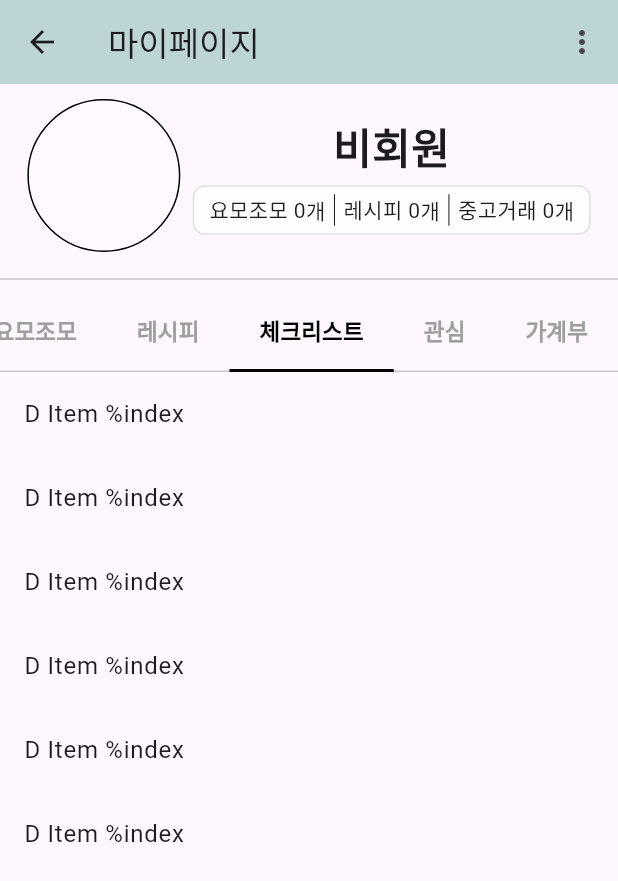
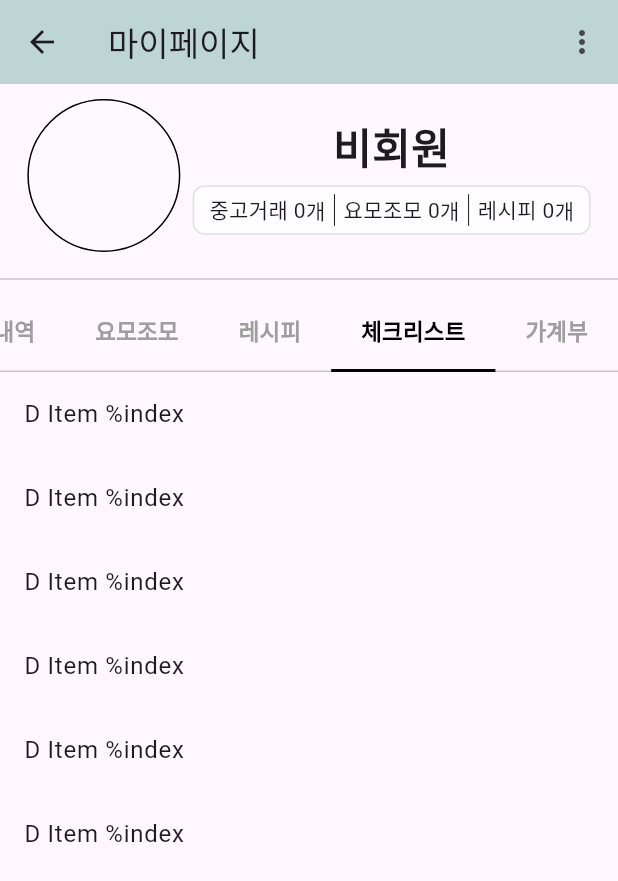
Before and after one commit to KimHyunSookhs/realMojadel, a Flutter app: the MyPageSite screen opened by its route, tab 4 chosen, on a phone screen of 412 x 824 dp. Shown: the top 881 px of the screen. Run offline on Flutter 3.47's test engine with Material 3 defaults, Android fonts, the phone set to English and light mode, and no system bars; our stand-ins replace carousel_slider, cloud_firestore, firebase_auth, firebase_core, google_maps_flutter, image_picker and 2 more; missing offline and left inert: dart:ffi; accounts and stored records are empty; network calls fail; Roboto replaces fonts that are missing (NanumGothic).

```diff
--- /dev/null
+++ b/lib/TradePage/ChatBoard/TimeStamp.dart
@@ -0,0 +1,6 @@
+import 'package:cloud_firestore/cloud_firestore.dart';
+
+String formatTimestamp(Timestamp timestamp) {
+  DateTime date = timestamp.toDate().toLocal().add(Duration(hours: 9));
+  return "${date.month.toString().padLeft(2, '0')}-${date.day.toString().padLeft(2, '0')} ${date.hour.toString().padLeft(2, '0')}:${date.minute.toString().padLeft(2, '0')}";
+}
--- a/lib/mypage/getboardcount/showBoardCounts.dart
+++ b/lib/mypage/getboardcount/showBoardCounts.dart
@@ -9,7 +9,6 @@ class ShowBoardCounts extends StatelessWidget {
   final String? nickname;
   ShowBoardCounts({this.userEmail, this.jwtToken, this.nickname});
 
-
   @override
   Widget build(BuildContext context) {
     return IntrinsicHeight(
@@ -18,6 +17,26 @@ class ShowBoardCounts extends StatelessWidget {
           SizedBox(width: 5),
           Row(
             children: [
+              Text('중고거래 '),
+              FutureBuilder<int?>(
+                future: getUserTradePostsCount(userEmail ?? '', jwtToken ?? '', nickname),
+                builder: (context, snapshot) {
+                  if (snapshot.connectionState == ConnectionState.waiting) {
+                    return Text('0');
+                  } else if (snapshot.hasError) {
+                    return Text('Error: ${snapshot.error}');
+                  } else {
+                    final int? postsCount = snapshot.data;
+                    return Text(postsCount != null ? '$postsCount' : '0');
+                  }
+                },
+              ),
+              Text('개'),
+              VerticalDivider(
+                width: 12,
+                thickness: 0.6,
+                color: Colors.black,
+              ),
               Text('요모조모 '),
               FutureBuilder<int?>(
                 future: getUserPostsCount(userEmail ?? '', jwtToken ?? '', nickname),
@@ -53,26 +72,6 @@ class ShowBoardCounts extends StatelessWidget {
                 },
               ),
               Text('개'),
-              VerticalDivider(
-                width: 12,
-                thickness: 0.6,
-                color: Colors.black,
-              ),
-              Text('중고거래 '),
-              FutureBuilder<int?>(
-                future: getUserTradePostsCount(userEmail ?? '', jwtToken ?? '', nickname),
-                builder: (context, snapshot) {
-                  if (snapshot.connectionState == ConnectionState.waiting) {
-                    return Text('0');
-                  } else if (snapshot.hasError) {
-                    return Text('Error: ${snapshot.error}');
-                  } else {
-                    final int? postsCount = snapshot.data;
-                    return Text(postsCount != null ? '$postsCount' : '0');
-                  }
-                },
-              ),
-              Text('개'),
               SizedBox(width: 5),
             ],
           ),
--- a/lib/mypage/mypage.dart
+++ b/lib/mypage/mypage.dart
@@ -98,8 +98,6 @@ class _MyPageSiteState extends State<MyPageSite>
       _jwtToken = null;
       _profileImageUrl = null;
     });
-    setState(() {
-    });
   }
   Future<void> updateJwtToken(String? jwtToken) async {
     final prefs = await SharedPreferences.getInstance();
--- a/lib/mypage/tabBar/TabBarList.dart
+++ b/lib/mypage/tabBar/TabBarList.dart
@@ -3,7 +3,6 @@ import 'package:mojadel2/mypage/tabBar/MyBoardContents.dart';
 import 'package:mojadel2/mypage/tabBar/MyRecipeContents.dart';
 import 'package:mojadel2/mypage/tabBar/MyTradeContents.dart';
 import 'package:mojadel2/mypage/tabBar/TabbarName.dart';
-
 
 const List<String> transactionTypes = ['중고거래', '공동구매'];
 const List<String> checkTransaction = ['거래 중', '거래 완료'];
@@ -66,13 +65,13 @@ class _TabBarUsingController2State extends State<TabBarUsingController2>
               physics: const NeverScrollableScrollPhysics(),
               children: [
                 SingleChildScrollView(
-                  child: MyTradecontents(), // Only one instance here
+                  child: MyTradecontents(),
                 ),
                 SingleChildScrollView(
-                  child: Myboardcontents(), // Only one instance here
+                  child: Myboardcontents(),
                 ),
                 SingleChildScrollView(
-                  child: MyRecipecontents(), // Only one instance here
+                  child: MyRecipecontents(onRefresh: () {  },),
                 ),
                 ListView.builder(
                   itemCount: 10,
@@ -92,16 +91,6 @@ class _TabBarUsingController2State extends State<TabBarUsingController2>
                     }),
                   ),
                 ),
-                SingleChildScrollView(
-                  child: Column(
-                    children: List.generate(10, (index) {
-                      return Padding(
-                        padding: const EdgeInsets.all(8.0),
-                        child: Text('C Content $index'),
-                      );
-                    }),
-                  ),
-                ),
               ],
             ),
           ),
--- a/lib/mypage/tabBar/TabbarName.dart
+++ b/lib/mypage/tabBar/TabbarName.dart
@@ -13,6 +13,5 @@ const TABS = [
   TabInfo(label: '요모조모'),
   TabInfo(label: '레시피'),
   TabInfo(label: '체크리스트'),
-  TabInfo(label: '관심'),
   TabInfo(label: '가계부'),
 ];
--- a/lib/yomojomo/detailboard.dart
+++ b/lib/yomojomo/detailboard.dart
@@ -293,6 +293,7 @@ class _DetailBoardState extends State<DetailBoard> {
   @override
   Widget build(BuildContext context) {
     List<String> imageUrls = parseBoardImageList(boardImageList);
+    bool isOwner = _nickname == writerNickname;
     return Scaffold(
       appBar: AppBar(
         title: Text('게시글'),
@@ -303,7 +304,8 @@ class _DetailBoardState extends State<DetailBoard> {
             Navigator.pop(context, true);
           },
         ),
-        actions: [
+        actions: isOwner
+        ?[
           PopupMenuButton<String>(
             onSelected: _handleMenuSelection,
             itemBuilder: (BuildContext context) {
@@ -315,7 +317,7 @@ class _DetailBoardState extends State<DetailBoard> {
               }).toList();
             },
           ),
-        ],
+        ] : []
       ),
       body: isLoading
           ? Center(child: CircularProgressIndicator())
--- a/lib/yomojomo/messageboard.dart
+++ b/lib/yomojomo/messageboard.dart
@@ -145,13 +145,10 @@ class _MessageBoardState extends State<MessageBoard> {
               ),
             );
           }
-          print('${responseData}');
           setState(() {
             _messages = searchResults;
           });
           _messageStreamController.add(searchResults); // 스트림에 데이터 푸시
-        } else {
-          print('No search results found');
         }
       } else {
         print('Failed to perform search: ${response.statusCode}');
@@ -178,7 +175,7 @@ class _MessageBoardState extends State<MessageBoard> {
             },
           )
               : Text('요모조모'),
-          backgroundColor: AppColors.mintgreen, // Replace with AppColors.mintgreen if defined
+          backgroundColor: AppColors.mintgreen,
           actions: _isSearching
               ? [
             IconButton(
--- /dev/null
+++ b/package.json
@@ -0,0 +1,5 @@
+{
+  "dependencies": {
+    "ws": "^8.18.0"
+  }
+}
--- a/pubspec.yaml
+++ b/pubspec.yaml
@@ -52,13 +52,14 @@ dependencies:
   permission_handler: ^11.3.1
   path_provider: ^2.1.3
   carousel_slider: ^4.2.1
-  web_socket_channel: ^2.0.0
+  web_socket_channel: ^2.4.0
   stomp_dart_client: ^0.4.4
   firebase_core: ^3.2.0
   firebase_auth: ^5.1.2
   cloud_firestore: ^5.1.0
   crypto: ^3.0.3
   flutter_firebase_chat_core: ^1.6.8
+  socket_io_client: ^2.0.3+1
 flutter_icons:
   android: "launcher_icon"
   ios: true
```
Also changed, not shown: lib/RecipePage/DetailRecipePage.dart (+14 -6 lines), lib/RecipePage/viewCount.dart (added, +15 -0 lines), lib/TradePage/ChatBoard/ChattingPage.dart (+5 -6 lines), lib/TradePage/DetailTradePage.dart (+16 -6 lines), lib/TradePage/viewTradeCount.dart (added, +15 -0 lines), lib/mypage/login/loginpage.dart (+3 -7 lines), lib/mypage/tabBar/MyRecipeContents.dart (+8 -2 lines), package-lock.json (added), pubspec.lock.
